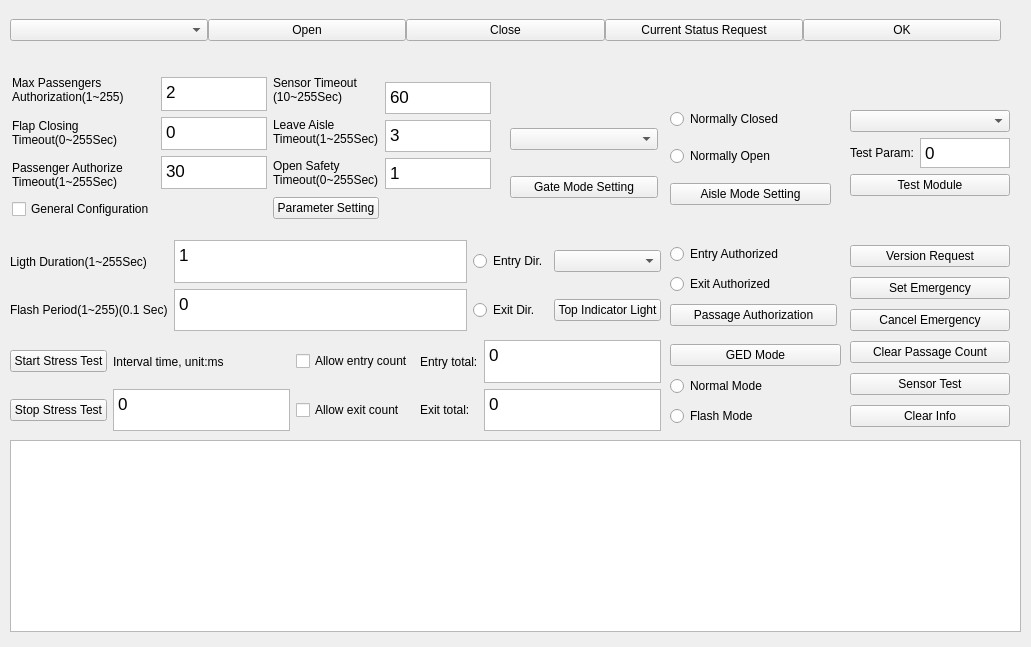
Qt form view/ElisMainWidget.ui (chiplua/Rs128WinTest) before a commit.
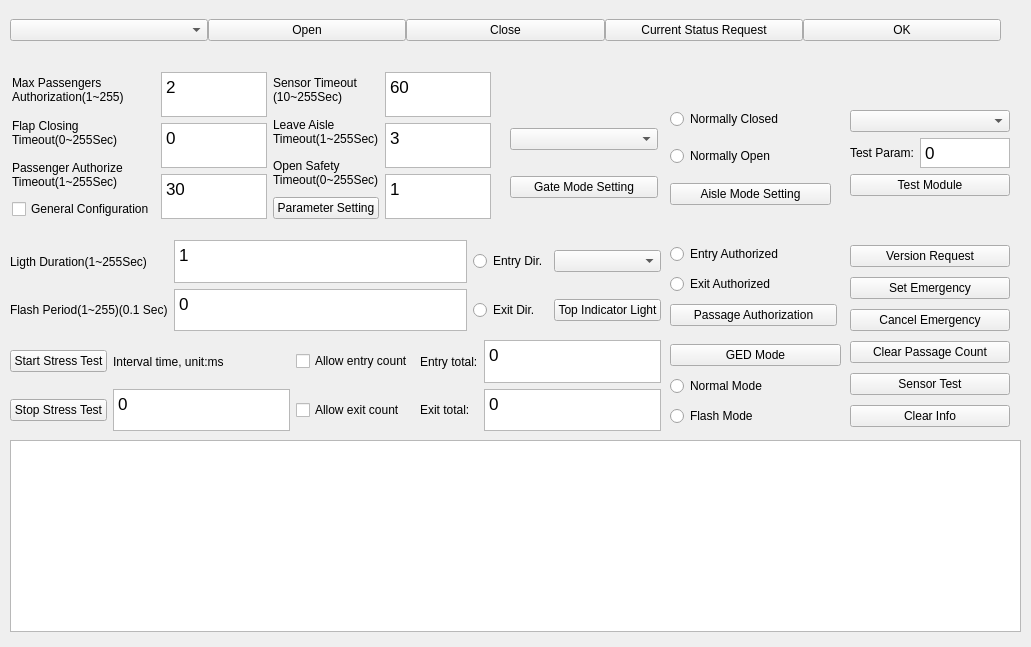
The same form after that commit.

Commit message: [UI-Framework-Passenger]:Set passenger layout

```diff
--- a/view/ElisMainWidget.ui
+++ b/view/ElisMainWidget.ui
@@ -131,10 +131,10 @@
     <item>
      <layout class="QVBoxLayout" name="verticalLayout_2">
       <property name="topMargin">
-       <number>5</number>
+       <number>0</number>
       </property>
       <property name="bottomMargin">
-       <number>30</number>
+       <number>0</number>
       </property>
       <item>
        <widget class="QTextEdit" name="tvMaxPassage">
@@ -209,10 +209,10 @@
     <item>
      <layout class="QVBoxLayout" name="verticalLayout_4">
       <property name="topMargin">
-       <number>10</number>
+       <number>0</number>
       </property>
       <property name="bottomMargin">
-       <number>30</number>
+       <number>0</number>
       </property>
       <item>
        <widget class="QTextEdit" name="tvSensorTimeout">
```
Left out of the diff: 8 changed lines with no effect on the pictures. The commit also changes 1 other file.
